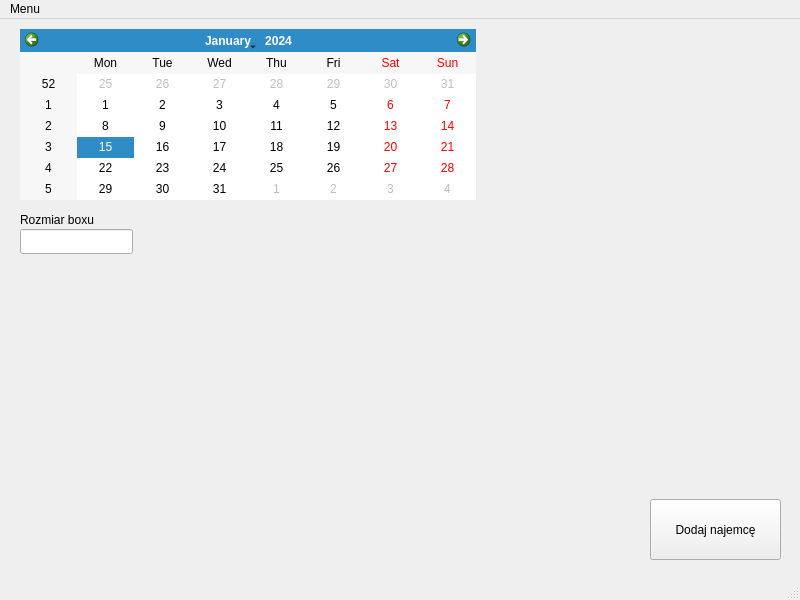
Above: not_rentedboxwindow.ui from pawelsmyczek/pb_gui before the change. Below: the same form after it.
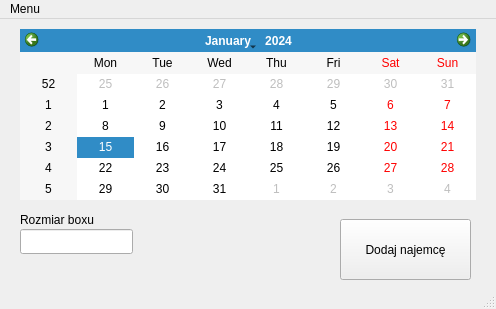
That is the form after the change.

```diff
--- a/not_rentedboxwindow.ui
+++ b/not_rentedboxwindow.ui
@@ -6,8 +6,8 @@
    <rect>
     <x>0</x>
     <y>0</y>
-    <width>800</width>
-    <height>600</height>
+    <width>496</width>
+    <height>309</height>
    </rect>
   </property>
   <property name="windowTitle">
@@ -27,8 +27,8 @@
    <widget class="QPushButton" name="pushButton">
     <property name="geometry">
      <rect>
-      <x>650</x>
-      <y>480</y>
+      <x>340</x>
+      <y>200</y>
       <width>131</width>
       <height>61</height>
      </rect>
@@ -66,7 +66,7 @@
     <rect>
      <x>0</x>
      <y>0</y>
-     <width>800</width>
+     <width>496</width>
      <height>22</height>
     </rect>
    </property>
```
